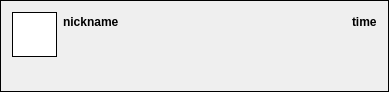
The window that messagewidget.ui (nillerusr/qVK) describes before a commit, drawn with Qt 5.
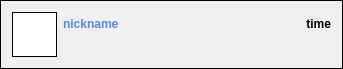
The same window after the commit. Custom widgets are drawn as their Qt base class.

Commit message: some ui changes, implement special widget with text wrap

What changed in the file:
```diff
--- a/messagewidget.ui
+++ b/messagewidget.ui
@@ -6,10 +6,16 @@
    <rect>
     <x>0</x>
     <y>0</y>
-    <width>389</width>
-    <height>92</height>
+    <width>343</width>
+    <height>66</height>
    </rect>
   </property>
+  <property name="sizePolicy">
+   <sizepolicy hsizetype="MinimumExpanding" vsizetype="Preferred">
+    <horstretch>0</horstretch>
+    <verstretch>0</verstretch>
+   </sizepolicy>
+  </property>
   <property name="windowTitle">
    <string>Frame</string>
   </property>
@@ -46,53 +52,12 @@
     </widget>
    </item>
    <item>
-    <widget class="QWidget" name="widget" native="true">
-     <layout class="QVBoxLayout" name="verticalLayout">
+    <layout class="QVBoxLayout" name="verticalLayout_3">
       <property name="spacing">
-       <number>4</number>
-      </property>
-      <property name="leftMargin">
-       <number>0</number>
-      </property>
-      <property name="topMargin">
-       <number>0</number>
-      </property>
-      <property name="rightMargin">
-       <number>0</number>
-      </property>
-      <property name="bottomMargin">
        <number>0</number>
       </property>
       <item>
-       <widget class="QWidget" name="widget_2" native="true">
-        <property name="minimumSize">
-         <size>
-          <width>0</width>
-          <height>20</height>
-         </size>
-        </property>
-        <property name="maximumSize">
-         <size>
-          <width>16777215</width>
-          <height>20</height>
-         </size>
-        </property>
-        <layout class="QHBoxLayout" name="horizontalLayout_2">
-         <property name="spacing">
-          <number>0</number>
-         </property>
-         <property name="leftMargin">
-          <number>0</number>
-         </property>
-         <property name="topMargin">
-          <number>0</number>
-         </property>
-         <property name="rightMargin">
-          <number>0</number>
-         </property>
-         <property name="bottomMargin">
-          <number>0</number>
-         </property>
+      <layout class="QHBoxLayout" name="horizontalLayout_3">
          <item>
           <widget class="QLabel" name="nickname">
            <property name="font">
@@ -101,12 +66,15 @@
              <bold>true</bold>
             </font>
            </property>
+         <property name="styleSheet">
+          <string notr="true">QLabel{color: rgb(93, 132, 222);}</string>
+         </property>
            <property name="text">
             <string>nickname</string>
            </property>
           </widget>
          </item>
-         <item alignment="Qt::AlignRight">
+       <item>
           <widget class="QLabel" name="datetime">
            <property name="font">
             <font>
@@ -117,50 +85,32 @@
            <property name="text">
             <string>time</string>
            </property>
+         <property name="alignment">
+          <set>Qt::AlignRight|Qt::AlignTrailing|Qt::AlignVCenter</set>
+         </property>
           </widget>
          </item>
         </layout>
-       </widget>
       </item>
       <item>
-       <widget class="QWidget" name="widget_3" native="true">
-        <layout class="QVBoxLayout" name="verticalLayout_2">
-         <property name="spacing">
-          <number>0</number>
-         </property>
-         <property name="leftMargin">
-          <number>0</number>
-         </property>
-         <property name="topMargin">
-          <number>0</number>
-         </property>
-         <property name="rightMargin">
-          <number>0</number>
-         </property>
-         <property name="bottomMargin">
-          <number>0</number>
-         </property>
+      <layout class="QVBoxLayout" name="verticalLayout">
          <item>
-          <widget class="QLabel" name="message">
-           <property name="text">
-            <string/>
-           </property>
-           <property name="wordWrap">
-            <bool>true</bool>
-           </property>
-           <property name="textInteractionFlags">
-            <set>Qt::LinksAccessibleByMouse|Qt::TextSelectableByMouse</set>
-           </property>
-          </widget>
-         </item>
-        </layout>
-       </widget>
-      </item>
-     </layout>
-    </widget>
+        <widget class="WLabel" name="message" native="true"/>
+       </item>
+      </layout>
+     </item>
+    </layout>
    </item>
   </layout>
  </widget>
+ <customwidgets>
+  <customwidget>
+   <class>WLabel</class>
+   <extends>QWidget</extends>
+   <header location="global">wlabel.h</header>
+   <container>1</container>
+  </customwidget>
+ </customwidgets>
  <resources/>
  <connections/>
 </ui>
```
Lines whose indentation alone changed are shown as unchanged. The commit also changes 7 other files.
